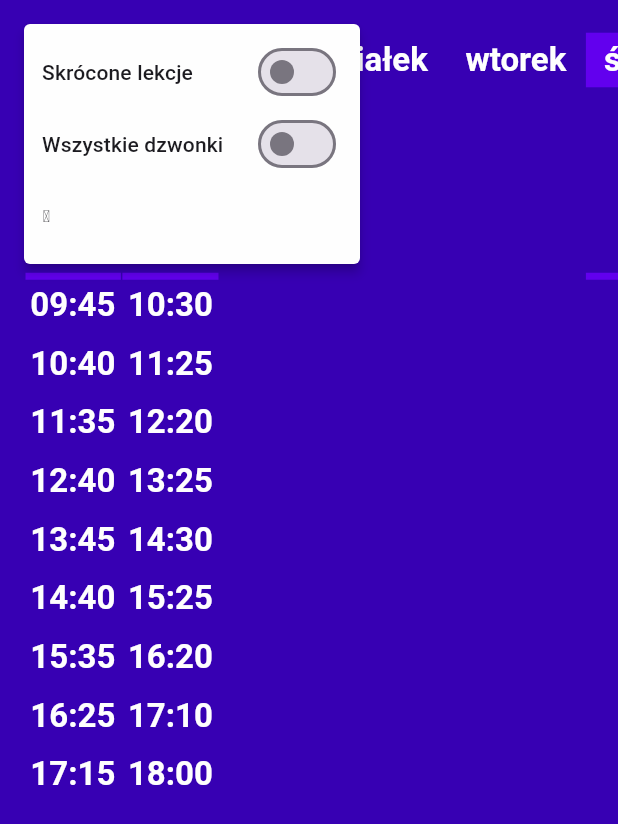
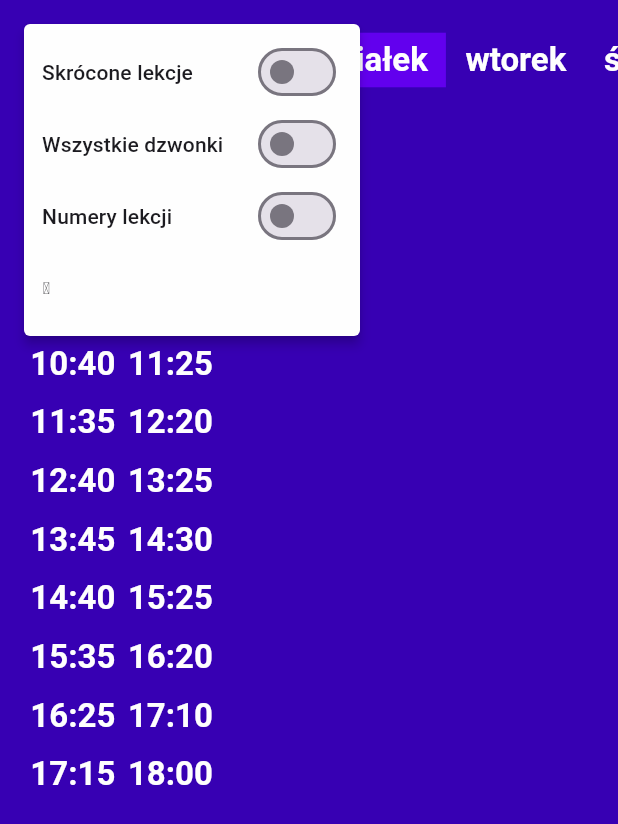
Before and after one commit to alkor97/week_plan_flutter, a Flutter app: the screen it shows after launch, after a tap on the "settings" icon, on a phone screen of 412 x 824 dp. Shown: the top 824 px of the screen. Run offline on Flutter 3.47's test engine with Material 2 defaults, Android fonts, the phone set to English and light mode, and no system bars; network calls fail.

Commit message:
Added support for showing indices of time slots

```diff
--- a/lib/main.dart
+++ b/lib/main.dart
@@ -46,6 +46,7 @@ class _MyHomePageState extends State<MyHomePage> {
   DateTime time = currentTime;
   late PeriodicRunner runner;
   DateTime? dataTimeStamp;
+  bool showIndices = false;
 
   String get dataVersion =>
       (dataTimeStamp?.toString() ?? "⸺").replaceFirst(RegExp(r"\.000Z"), "Z");
@@ -156,6 +157,11 @@ class _MyHomePageState extends State<MyHomePage> {
         child: _text(text, smaller: smaller),
       );
 
+  Iterable<Widget> _index(TimeSlot timeSlot, bool showIndices) =>
+      timeSlot is IndexedTimeSlot && showIndices
+          ? [Container(alignment: Alignment.center, child: _text(timeSlot.index.toString()))]
+          : [];
+
   Widget _dayTime(DayTime dayTime) => _text(formatDayTime(dayTime), bold: true);
 
   Widget _dayTimeContainer(
@@ -227,6 +233,8 @@ class _MyHomePageState extends State<MyHomePage> {
               (value) => shortenedTimeSlots = value),
           _switchMenuOption("Wszystkie dzwonki", () => allTimeSlots,
               (value) => allTimeSlots = value),
+          _switchMenuOption("Numery lekcji", () => showIndices,
+              (value) => showIndices = value),
           PopupMenuItem<int>(
             child: Text(dataVersion, style: _textTheme.labelSmall),
           )
@@ -234,8 +242,7 @@ class _MyHomePageState extends State<MyHomePage> {
       );
 
   List<TableRow> _createRows() {
-    //final now = DateTime.now();
-    final now = new DateTime(2023, 10, 11, 9, 37);
+    final now = DateTime.now();
     final currentWeekDay = WeekDay.of(now);
 
     final weekPlan = WeekPlanProvider().from(
@@ -245,7 +252,7 @@ class _MyHomePageState extends State<MyHomePage> {
     final List<TableRow> rows = [
       TableRow(children: [
         Wrap(children: [_popupButton()]),
-        _emptyRow(),
+        ...List.generate(showIndices ? 2 : 1, (index) => _emptyRow()),
         ...weekDays.map((e) => _weekDayWidget(e, e == currentWeekDay))
       ])
     ];
@@ -255,13 +262,14 @@ class _MyHomePageState extends State<MyHomePage> {
       if (timeSlot is RecessSlot) {
         // separator row
         rows.add(TableRow(children: [
-          _rowSeparator(isActive),
-          _rowSeparator(isActive),
+          ...List.generate(
+              showIndices ? 3 : 2, (index) => _rowSeparator(isActive)),
           ...weekDays.map((e) => _rowSeparator(isActive && e == currentWeekDay))
         ]));
       } else {
         // content row
         rows.add(TableRow(children: [
+          ..._index(timeSlot, showIndices),
           ..._dayTimeColumns(timeSlot, isActive),
           ...weekDays.map((weekDay) {
             final content = weekPlan.get(on: weekDay, at: timeSlot);
--- a/lib/period.dart
+++ b/lib/period.dart
@@ -25,6 +25,11 @@ class RecessSlot extends TimeSlot {
   RecessSlot(super.from, super.until);
 }
 
+class IndexedTimeSlot extends TimeSlot {
+  int index;
+  IndexedTimeSlot(DayTime from, DayTime to, this.index): super(from, to);
+}
+
 Iterable<TimeSlot> deduceRecessSlots(Iterable<TimeSlot> timeSlots) {
   assert(timeSlots.isNotEmpty);
   List<TimeSlot> result = [];
--- a/lib/period_data.dart
+++ b/lib/period_data.dart
@@ -46,6 +46,6 @@ const List<IntPairPair> _shortenedTimeSlots = [
 ];
 
 @visibleForTesting
-Iterable<TimeSlot> parseTimeSlots(Iterable<IntPairPair> input) => input
-    .map((e) => TimeSlot(DayTime.fromTuple(e.$1), DayTime.fromTuple(e.$2)))
+Iterable<TimeSlot> parseTimeSlots(Iterable<IntPairPair> input) => input.indexed
+    .map((e) => IndexedTimeSlot(DayTime.fromTuple(e.$2.$1), DayTime.fromTuple(e.$2.$2), e.$1))
     .toList(growable: false);
```
